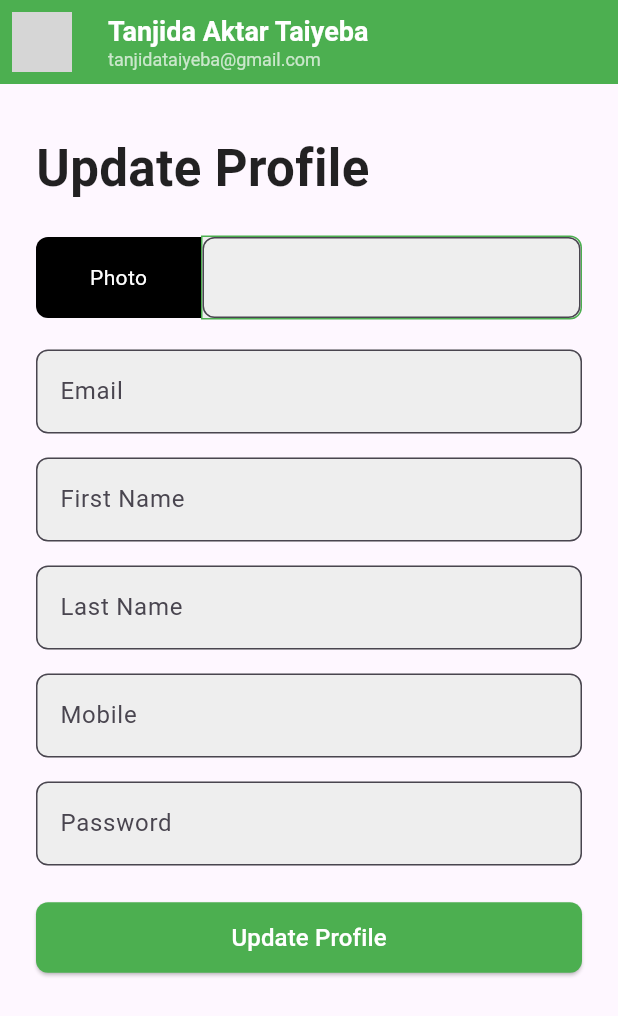
After one commit to tanjida811/Task_Manager_App, a Flutter app: the UpdateProfile screen opened directly, on a phone screen of 412 x 824 dp. The commit adds this screen. Shown: the top 1016 px of the screen. Run offline on Flutter 3.47's test engine with Material 3 defaults, Android fonts, the phone set to English and light mode, and no system bars; network calls fail; grey boxes are pictures that could not be loaded.

Commit message:
second commit

```diff
--- a/lib/screen/login_page.dart
+++ b/lib/screen/login_page.dart
@@ -15,11 +15,11 @@ class LoginPage extends StatelessWidget {
             children: [
               Text(
                 "Get Started With",
-                style: TextStyle(fontSize: 34, fontWeight: FontWeight.bold),
+                style: TextStyle(fontSize: 36, fontWeight: FontWeight.bold),
                 textAlign: TextAlign.left,
               ),
               SizedBox(
-                height: 34,
+                height: 28,
               ),
               TextField(
                 decoration: InputDecoration(
@@ -71,7 +71,7 @@ class LoginPage extends StatelessWidget {
                   Row(
                     mainAxisAlignment: MainAxisAlignment.center,
                     children: [
-                      Text("Don't Have Account?"),
+                      Text("Don't Have Account?",style: TextStyle(fontWeight: FontWeight.bold),),
                       TextButton(
                         child: Text(
                           "Sing up",
--- /dev/null
+++ b/lib/screen/update_profile.dart
@@ -0,0 +1,157 @@
+import 'package:flutter/material.dart';
+
+class UpdateProfile extends StatelessWidget {
+  const UpdateProfile({super.key});
+
+  @override
+  Widget build(BuildContext context) {
+    return Scaffold(
+      appBar: AppBar(
+        backgroundColor: Colors.green,
+        leading: Padding(
+          padding: const EdgeInsets.all(8.0),
+          child: ClipOval(
+            child: Image.network(
+              'https://plus.unsplash.com/premium_photo-1681492164528-71e8a8fdd51b?w=800&auto=format&fit=crop&q=60&ixlib=rb-4.0.3&ixid=M3wxMjA3fDB8MHxzZWFyY2h8MXx8aGlqYWJ8ZW58MHx8MHx8fDA%3D',
+              fit: BoxFit.cover,
+              width: 50,
+              height: 50,
+            ),
+          ),
+        ),
+        title: _buildAppBarTitle(),
+      ),
+      body: SingleChildScrollView(
+        child: Center(
+          child: Padding(
+            padding: const EdgeInsets.symmetric(horizontal: 24.0, vertical: 32.0), // Adjusted padding
+            child: Column(
+              crossAxisAlignment: CrossAxisAlignment.stretch,
+              children: [
+                Text(
+                  "Update Profile",
+                  style: TextStyle(fontSize: 34, fontWeight: FontWeight.bold, color: Colors.black87),
+                  textAlign: TextAlign.left,
+                ),
+                const SizedBox(height: 20),
+
+                // Select Photo Row
+                _buildSelectPhotoRow(),
+                const SizedBox(height: 20),
+
+                // Text Fields
+                _buildTextField(hintText: 'Email'),
+                const SizedBox(height: 16),
+                _buildTextField(hintText: 'First Name'),
+                const SizedBox(height: 16),
+                _buildTextField(hintText: 'Last Name'),
+                const SizedBox(height: 16),
+                _buildTextField(hintText: 'Mobile'),
+                const SizedBox(height: 16),
+                _buildTextField(hintText: 'Password', obscureText: true),
+                const SizedBox(height: 24),
+
+                // Update Button
+                _buildUpdateButton(),
+              ],
+            ),
+          ),
+        ),
+      ),
+    );
+  }
+
+  Widget _buildAppBarTitle() {
+    return Column(
+      crossAxisAlignment: CrossAxisAlignment.start,
+      children: [
+        Text(
+          'Tanjida Aktar Taiyeba',
+          style: TextStyle(fontSize: 18, fontWeight: FontWeight.bold, color: Colors.white),
+        ),
+        Text(
+          'tanjidataiyeba@gmail.com',
+          style: TextStyle(fontSize: 12, color: Colors.white70),
+        ),
+      ],
+    );
+  }
+
+  Widget _buildSelectPhotoRow() {
+    return Row(
+      crossAxisAlignment: CrossAxisAlignment.center,
+      children: [
+        GestureDetector(
+          onTap: () {
+            // Add your photo selection logic here
+            print('Photo selection tapped!');
+          },
+          child: Container(
+            padding: const EdgeInsets.all(12.0), // Increased padding for better touch area
+            decoration: BoxDecoration(
+              color: Colors.black,
+              borderRadius: BorderRadius.only(
+                topLeft: Radius.circular(8),
+                bottomLeft: Radius.circular(8),
+              ),
+            ),
+            height: 54,
+            width: 110, // Adjusted width for the button
+            child: Center(
+              child: Text(
+                'Photo',
+                style: TextStyle(color: Colors.white),
+              ),
+            ),
+          ),
+        ),
+        Expanded(
+          child: Container(
+            height: 56,
+            decoration: BoxDecoration(
+              color: Colors.grey[200],
+              borderRadius: BorderRadius.only(
+                topRight: Radius.circular(8),
+                bottomRight: Radius.circular(8),
+              ),
+              border: Border.all(color: Colors.green),
+            ),
+            child: _buildTextField(hintText: ''),
+          ),
+        ),
+      ],
+    );
+  }
+
+  Widget _buildTextField({required String hintText, bool obscureText = false}) {
+    return TextField(
+      obscureText: obscureText,
+      decoration: InputDecoration(
+        hintText: hintText,
+        filled: true,
+
+      ),
+    );
+  }
+
+  Widget _buildUpdateButton() {
+    return ElevatedButton(
+      onPressed: () {
+        // Add your button action here
+      },
+      child: Padding(
+        padding: const EdgeInsets.symmetric(vertical: 12.0), // Adjusted vertical padding
+        child: Text(
+          'Update Profile',
+          style: TextStyle(color: Colors.white, fontSize: 16),
+        ),
+      ),
+      style: ElevatedButton.styleFrom(
+        backgroundColor: Colors.green,
+        shape: RoundedRectangleBorder(
+          borderRadius: BorderRadius.circular(8.0),
+        ),
+      ),
+    );
+  }
+}
```
Also changed, not shown: lib/my_app.dart (+13 -12 lines), lib/screen/login_page1.dart (+6 -4 lines), lib/screen/login_page2.dart (+34 -18 lines), lib/screen/login_page3.dart (added, +107 -0 lines), lib/screen/login_page4.dart (added, +109 -0 lines).
